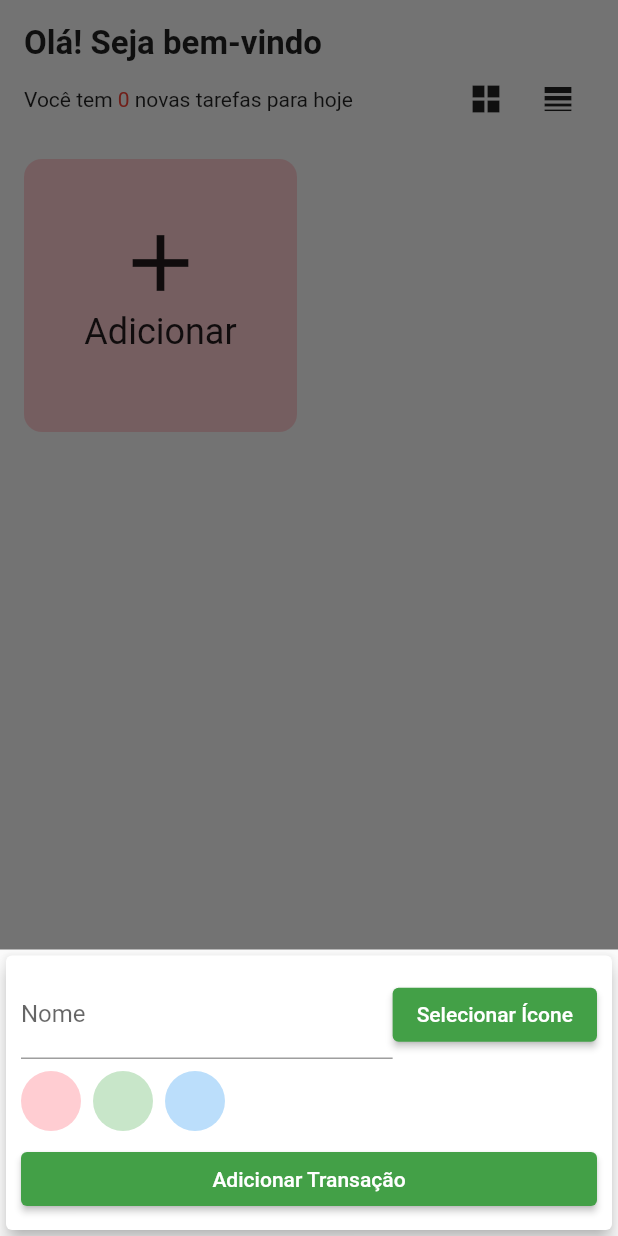
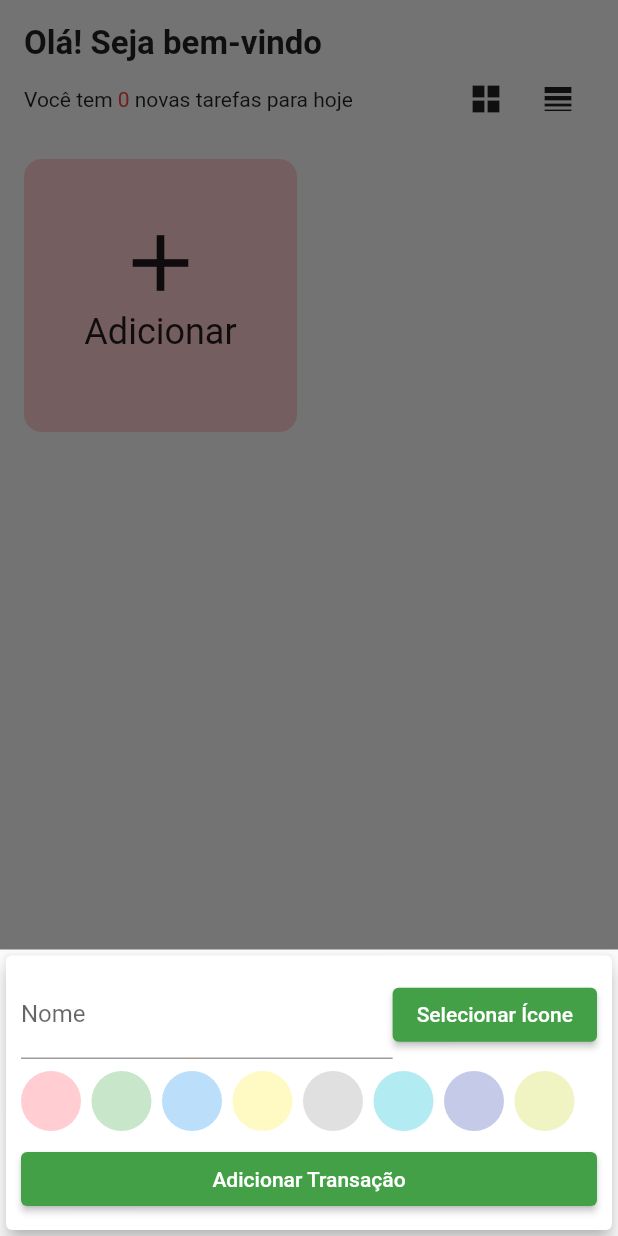
Before and after one commit to JacksonMonteiro/flutter_todo_app, a Flutter app: the screen it shows after launch, after a tap on "Adicionar", on a phone screen of 412 x 824 dp. Run offline on Flutter 3.47's test engine with Material 2 defaults, Android fonts, the phone set to English and light mode, and no system bars; our stand-ins replace sqflite; missing offline and left inert: flutter_iconpicker; accounts and stored records are empty.

Commit message:
finalização do app

```diff
--- a/lib/app/components/category_form_component.dart
+++ b/lib/app/components/category_form_component.dart
@@ -21,7 +21,7 @@ class CategoryFormComponentState extends State<CategoryFormComponent> {
   IconData? _icon;
 
   // Colors
-  final List<Color?> _colors = [ Colors.red[100], Colors.green[100], Colors.blue[100], ];
+  final List<Color?> _colors = [ Colors.red[100], Colors.green[100], Colors.blue[100], Colors.yellow[100], Colors.black12, Colors.cyan[100], Colors.indigo[100], Colors.lime[100] ];
   Color? _color;
   Color? _previousColor;
 
@@ -82,7 +82,7 @@ class CategoryFormComponentState extends State<CategoryFormComponent> {
                     setState(() {});
                   },
                   child: Padding(
-                    padding: const EdgeInsets.only(right: 8),
+                    padding: const EdgeInsets.only(right: 7),
                     child: CircleAvatar(
                       backgroundColor: color,
                       child: (_color != null && _color == color) ? const Icon(Icons.check, color: Colors.black,) : const SizedBox(),
--- a/lib/app/presenters/home_presenter.dart
+++ b/lib/app/presenters/home_presenter.dart
@@ -1,7 +1,8 @@
-import 'package:flutter/cupertino.dart';
+import 'package:flutter/material.dart';
 import 'package:todo/app/models/category_model.dart';
 import 'package:todo/app/services/category_service.dart';
 import 'package:todo/app/services/interfaces/service_interface.dart';
+import 'package:todo/app/services/task_service.dart';
 
 abstract class HomePresenterContract {
   loading();
@@ -11,20 +12,41 @@ abstract class HomePresenterContract {
 
 class HomePresenter {
   // Variables
-  List<Category> categories = [];
+  int tasks = 0;
+  List<Category> categories = [Category(icon: Icons.add, name: 'Adicionar', tasks: 0, color: Colors.red[100]),];
 
   // Service and State
   var state = ValueNotifier<HomeState>(HomeState.start);
   IService service = CategoryService();
+  IService taskService = TaskService();
 
   final HomePresenterContract contract;
   HomePresenter(this.contract);
 
+  restartCategories() {
+    categories.clear();
+    categories.add(Category(icon: Icons.add, name: 'Adicionar', tasks: 0, color: Colors.red[100]));
+  }
+
+  getTasksNumber() async {
+    try {
+      var response = await taskService.get();
+      if (response.isNotEmpty) {
+        tasks = response.length;
+      }
+    } catch (e) {
+      print('Houve um erro ao tentar pegar o número de tarefas');
+    }
+  }
+
   loadCategories() async {
     state.value = HomeState.loading;
+
+    restartCategories();
+    await getTasksNumber();
+
     try {
       var response = await service.get();
-
       if (response.isNotEmpty) {
           categories = response as List<Category>;
           state.value = HomeState.start;
--- a/lib/app/services/category_service.dart
+++ b/lib/app/services/category_service.dart
@@ -18,7 +18,7 @@ class CategoryService extends IService {
     Category category = data as Category;
 
     var response = await db.rawInsert(
-        'INSERT INTO categories (codePoint, name, tasks) VALUES (${category.icon?.codePoint}, "${category.name}", ${category.tasks})');
+        'INSERT INTO categories (codePoint, name, tasks, color) VALUES (${category.icon?.codePoint}, "${category.name}", ${category.tasks}, ${category.color?.value})');
     if (response <= 0) {
       print('Erro ao adicionar');
     } else {
@@ -44,7 +44,7 @@ class CategoryService extends IService {
               icon: IconData(int.parse(dbCategories[i]['codePoint']), fontFamily: 'MaterialIcons'),
               name: dbCategories[i]['name'],
               tasks: dbCategories[i]['tasks'],
-              color: Colors.green[100],
+              color: Color(dbCategories[i]['color']),
             ));
       }
     }
@@ -69,4 +69,10 @@ class CategoryService extends IService {
     var response = await db.rawUpdate('UPDATE categories SET tasks = $tasks WHERE name = "$name"');
     return response;
   }
+
+  // Nullable
+  @override
+  getWhere(String where) {
+    return null;
+  }
 }
--- a/lib/app/services/interfaces/service_interface.dart
+++ b/lib/app/services/interfaces/service_interface.dart
@@ -1,5 +1,6 @@
 abstract class IService {
-    Future<List<dynamic>> get();
+    get();
+    getWhere(String where);
     Future<List<dynamic>> add(var data);
     remove(String name);
     List<dynamic> removeByIndex(int index);
--- a/lib/app/services/task_service.dart
+++ b/lib/app/services/task_service.dart
@@ -20,13 +20,11 @@ class TaskService extends IService {
     }
 
     _tasks.add(data as Task);
-    return await get();
+    return await getWhere(task.category);
   }
 
   @override
-  Future<List<Task>> get() async {
-    // return _tasks;
-
+  get() async {
     _tasks.clear();
     db = await DB.instance.database;
 
@@ -34,6 +32,33 @@ class TaskService extends IService {
     if (dbCategories.isEmpty) {
       print('Consulta retornou lista vazia');
     } else {
+      print('Recuperou pelo menos 1 tarefa');
+      for (var i = 0; i < dbCategories.length; i++) {
+        _tasks.insert(
+            0,
+            Task(
+              id: dbCategories[i]['id'],
+              name: dbCategories[i]['name'],
+              category: dbCategories[i]['category'],
+            ));
+      }
+    }
+
+    return _tasks;
+  }
+
+  @override
+  Future<List<Task>> getWhere(String name) async {
+    // return _tasks;
+
+    _tasks.clear();
+    db = await DB.instance.database;
+
+    List dbCategories = await db.rawQuery('SELECT * FROM tasks WHERE category = "$name"');
+    if (dbCategories.isEmpty) {
+      print('Consulta retornou lista vazia');
+    } else {
+      print('Recuperou pelo menos 1 tarefa');
       for (var i = 0; i < dbCategories.length; i++) {
         _tasks.insert(
             0,
--- a/lib/app/views/home_view.dart
+++ b/lib/app/views/home_view.dart
@@ -11,6 +11,7 @@ class HomeView extends StatefulWidget {
 }
 
 class _HomeViewState extends State<HomeView> implements HomePresenterContract {
+  // Presenter
   late HomePresenter _presenter;
 
   // Variables
@@ -34,8 +35,8 @@ class _HomeViewState extends State<HomeView> implements HomePresenterContract {
     return Scaffold(
         body: AnimatedBuilder(
             animation: _presenter.state,
-      builder: (context,  child) => _presenter.stateManager(_presenter.state.value)
-    ));
+            builder: (context, child) =>
+                _presenter.stateManager(_presenter.state.value)));
   }
 
   @override
@@ -56,18 +57,19 @@ class _HomeViewState extends State<HomeView> implements HomePresenterContract {
                   mainAxisAlignment: MainAxisAlignment.spaceBetween,
                   children: [
                     Row(
-                      children: const [
-                        Text(
+                      children: [
+                        const Text(
                           'Você tem ',
                           style: TextStyle(
                             fontSize: 14,
                           ),
                         ),
                         Text(
-                          '0',
-                          style: TextStyle(fontSize: 14, color: Colors.red),
+                          '${_presenter.tasks}',
+                          style:
+                              const TextStyle(fontSize: 14, color: Colors.red),
                         ),
-                        Text(
+                        const Text(
                           ' novas tarefas para hoje',
                           style: TextStyle(
                             fontSize: 14,
@@ -103,7 +105,11 @@ class _HomeViewState extends State<HomeView> implements HomePresenterContract {
               height: 16,
             ),
             isGrid
-                ? GridView.count(
+                ? RefreshIndicator(
+                    onRefresh: () {
+                      return _presenter.loadCategories();
+                    },
+                    child: GridView.count(
                         crossAxisCount: 2,
                         crossAxisSpacing: 16,
                         mainAxisSpacing: 16,
@@ -115,12 +121,16 @@ class _HomeViewState extends State<HomeView> implements HomePresenterContract {
                                     if (category.name == 'Adicionar') {
                                       showModalBottomSheet(
                                           context: context,
-                                            builder: (_) =>
-                                                CategoryFormComponent(homePresenter: _presenter,));
+                                          builder: (_) => CategoryFormComponent(
+                                                homePresenter: _presenter,
+                                              ));
                                     } else {
                                       Navigator.of(context).pushNamed(
                                           Routes.instance.CATEGORY,
-                                            arguments: category);
+                                          arguments: {
+                                            'category': category,
+                                            'presenter': _presenter,
+                                          });
                                     }
                                   },
                                   child: Container(
@@ -145,7 +155,8 @@ class _HomeViewState extends State<HomeView> implements HomePresenterContract {
                                         ],
                                       )),
                                 ))
-                              .toList())
+                            .toList()),
+                  )
                 : ListView.builder(
                     scrollDirection: Axis.vertical,
                     shrinkWrap: true,
@@ -156,7 +167,9 @@ class _HomeViewState extends State<HomeView> implements HomePresenterContract {
                           if (_presenter.categories[i].name == 'Adicionar') {
                             showModalBottomSheet(
                                 context: context,
-                                builder: (_) => CategoryFormComponent(homePresenter: _presenter,));
+                                builder: (_) => CategoryFormComponent(
+                                      homePresenter: _presenter,
+                                    ));
                           } else {
                             Navigator.of(context).pushNamed(
                                 Routes.instance.CATEGORY,
--- a/lib/database/db.dart
+++ b/lib/database/db.dart
@@ -15,7 +15,8 @@ class DB {
       id INTEGER PRIMARY KEY AUTOINCREMENT,
       codePoint TEXT,
       name TEXT,
-      tasks INTEGER
+      tasks INTEGER,
+      color INTEGER
     )
   ''';
 
```
Also changed, not shown: lib/app/components/date_picker_component.dart (deleted, +0 -57 lines), lib/app/presenters/add_task_presenter.dart (+0 -15 lines), lib/app/presenters/category_view_presenter.dart (+13 -8 lines), lib/app/views/add_task_view.dart (+9 -54 lines), lib/app/views/category_view.dart (+17 -7 lines). Lines whose indentation alone changed are shown as unchanged.
